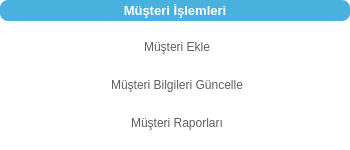
Above: ui/templates/dropdown/employee.ui from farukbayhan1/NewLogistics before the change. Below: the same form after it.
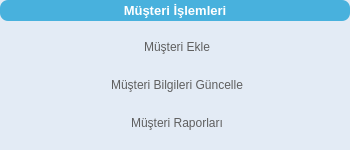
That is the form after the change. Icons and pictures are not drawn.

The edit to the form file:
```diff
--- a/ui/templates/dropdown/employee.ui
+++ b/ui/templates/dropdown/employee.ui
@@ -26,8 +26,8 @@
    <string>Form</string>
   </property>
   <property name="styleSheet">
-   <string notr="true">QWidget{
-	background-color: transparent;
+   <string notr="true">QFrame{
+	background-color: #e3ebf5;;
 	border: none;
 }
 
@@ -52,7 +52,9 @@
    <item>
     <widget class="QFrame" name="frameEmployee">
      <property name="styleSheet">
-      <string notr="true"/>
+      <string notr="true">QFrame{
+	background-color: #e3ebf5;
+}</string>
      </property>
      <property name="frameShape">
       <enum>QFrame::StyledPanel</enum>
@@ -134,7 +136,10 @@
 QPushButton:hover {
     background-color: #e0e0e0;
 }
-</string>
+
+QFrame{
+	background-color: #e3ebf5;
+}</string>
         </property>
         <property name="frameShape">
          <enum>QFrame::StyledPanel</enum>
```
